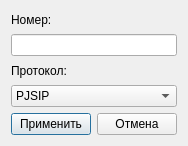
Above: AddExtensionDialog.ui from okostynchuk/Outcall before the change. Below: the same form after it.
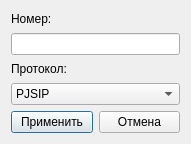
That is the form after the change. Icons and pictures are not drawn.

Patch:
```diff
--- a/AddExtensionDialog.ui
+++ b/AddExtensionDialog.ui
@@ -6,8 +6,8 @@
    <rect>
     <x>0</x>
     <y>0</y>
-    <width>178</width>
-    <height>146</height>
+    <width>191</width>
+    <height>144</height>
    </rect>
   </property>
   <property name="windowTitle">
@@ -17,6 +17,9 @@
    <iconset resource="images.qrc">
     <normaloff>:/images/outcall-logo.png</normaloff>:/images/outcall-logo.png</iconset>
   </property>
+  <property name="styleSheet">
+   <string notr="true"/>
+  </property>
   <layout class="QGridLayout" name="gridLayout_2">
    <item row="0" column="0">
     <layout class="QGridLayout" name="gridLayout">
```
